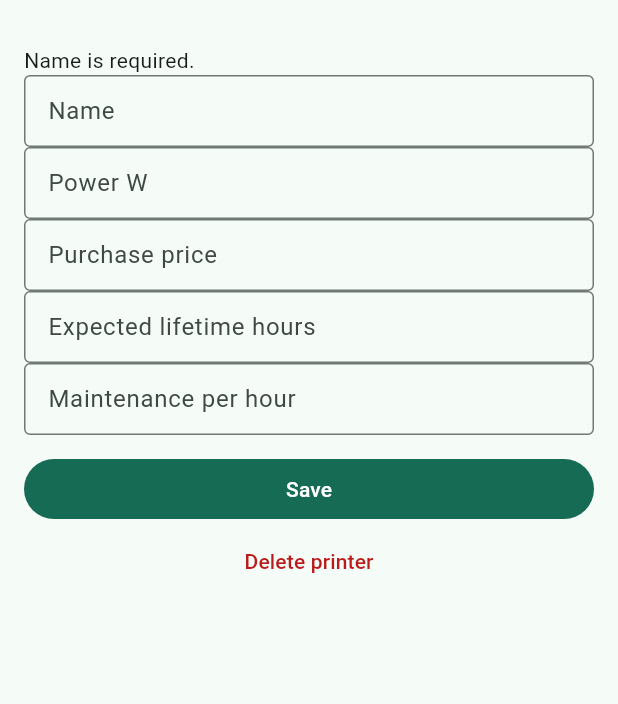
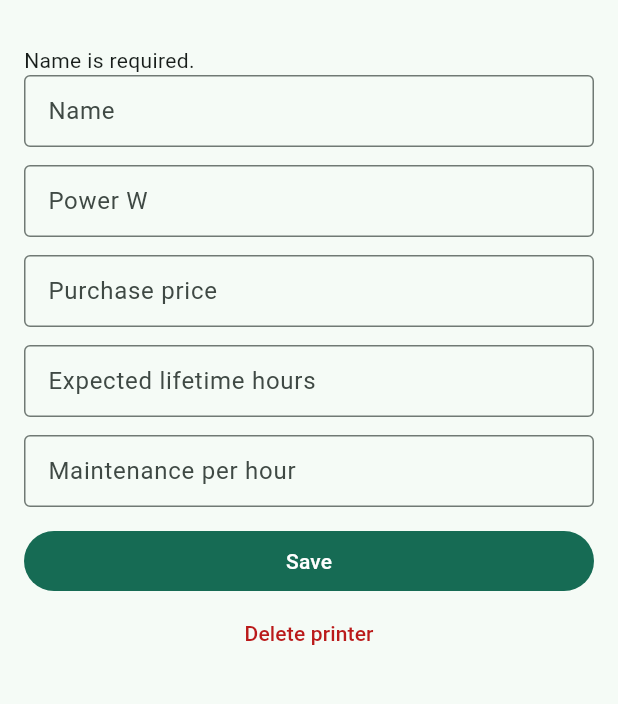
Before and after one commit to Mahinika/gramnota, a Flutter app: the PrinterEditScreen screen opened directly with empty values, after a tap on "Save", on a phone screen of 412 x 824 dp, the part 63-767 px from its top. Run offline on Flutter 3.47's test engine with Material 3 defaults, Android fonts, the phone set to English and light mode, and no system bars; our stand-ins replace cloud_firestore, firebase_auth, firebase_core, flutter_riverpod, freezed_annotation, go_router and 3 more; missing offline and left inert: dart:js_interop, receive_sharing_intent; accounts and stored records are empty.

Commit message:
Reject bad workshop numbers and space customer and printer fields.
Settings and printer save no longer store 0 when electricity, labor, price, or lifetime cannot be read. Stock warnings use the same gram format as the rest of the app, and a quote title clears its own save error once it is filled in.

Co-authored-by: RobertJönsson <Robertjonsson90@gmail.com>

```diff
--- a/lib/features/pricing/presentation/calculator_screen.dart
+++ b/lib/features/pricing/presentation/calculator_screen.dart
@@ -948,6 +948,12 @@ class _CalculatorScreenState extends ConsumerState<CalculatorScreen> {
           TextField(
             controller: _title,
             decoration: const InputDecoration(labelText: 'Title'),
+            onChanged: (value) {
+              if (value.trim().isNotEmpty &&
+                  _importNote == 'Add a title before saving the quote.') {
+                setState(() => _importNote = null);
+              }
+            },
           ),
           const SizedBox(height: 12),
           DropdownButtonFormField<String>(
--- a/lib/features/printers/presentation/printers_screen.dart
+++ b/lib/features/printers/presentation/printers_screen.dart
@@ -222,16 +222,19 @@ class _PrinterEditScreenState extends ConsumerState<PrinterEditScreen> {
             controller: _name,
             decoration: const InputDecoration(labelText: 'Name'),
           ),
+          const SizedBox(height: 12),
           TextField(
             controller: _watts,
             decoration: const InputDecoration(labelText: 'Power W'),
             keyboardType: TextInputType.number,
           ),
+          const SizedBox(height: 12),
           TextField(
             controller: _price,
             decoration: const InputDecoration(labelText: 'Purchase price'),
             keyboardType: const TextInputType.numberWithOptions(decimal: true),
           ),
+          const SizedBox(height: 12),
           TextField(
             controller: _life,
             decoration: const InputDecoration(
@@ -239,6 +242,7 @@ class _PrinterEditScreenState extends ConsumerState<PrinterEditScreen> {
             ),
             keyboardType: TextInputType.number,
           ),
+          const SizedBox(height: 12),
           TextField(
             controller: _maintenance,
             decoration: const InputDecoration(
@@ -253,13 +257,35 @@ class _PrinterEditScreenState extends ConsumerState<PrinterEditScreen> {
                 setState(() => _error = 'Name is required.');
                 return;
               }
+              final watts = parsePositiveInt(_watts.text);
+              final price = parseMinor(_price.text);
+              final lifetime = parseNonNegativeDouble(_life.text);
+              final maintenance = parseMinor(_maintenance.text);
+              if (watts == null || watts <= 0) {
+                setState(() => _error = 'Enter the average power in watts.');
+                return;
+              }
+              if (price == null || maintenance == null) {
+                setState(
+                  () => _error =
+                      'Purchase price and maintenance must be amounts, like 2495 or 0. Use a comma or a dot.',
+                );
+                return;
+              }
+              if (lifetime == null) {
+                setState(
+                  () => _error =
+                      'Enter the expected lifetime in hours. Use 0 if you do not charge for machine wear.',
+                );
+                return;
+              }
               final printer = PrinterProfile(
                 id: widget.id == 'new' ? const Uuid().v4() : widget.id,
                 name: _name.text.trim(),
-                powerWatts: parsePositiveInt(_watts.text) ?? 0,
-                purchasePriceMinor: parseMinor(_price.text) ?? 0,
-                lifetimeHours: parseNonNegativeDouble(_life.text) ?? 0,
-                maintenanceMinorPerHour: parseMinor(_maintenance.text) ?? 0,
+                powerWatts: watts,
+                purchasePriceMinor: price,
+                lifetimeHours: lifetime,
+                maintenanceMinorPerHour: maintenance,
               );
               await store.savePrinter(printer);
               if (context.mounted) {
```
Also changed, not shown: lib/features/customers/presentation/customers_screen.dart (+7 -0 lines), lib/features/orders/data/order_stock.dart (+4 -3 lines), lib/features/settings/presentation/settings_screen.dart (+35 -6 lines), 2 other files.
